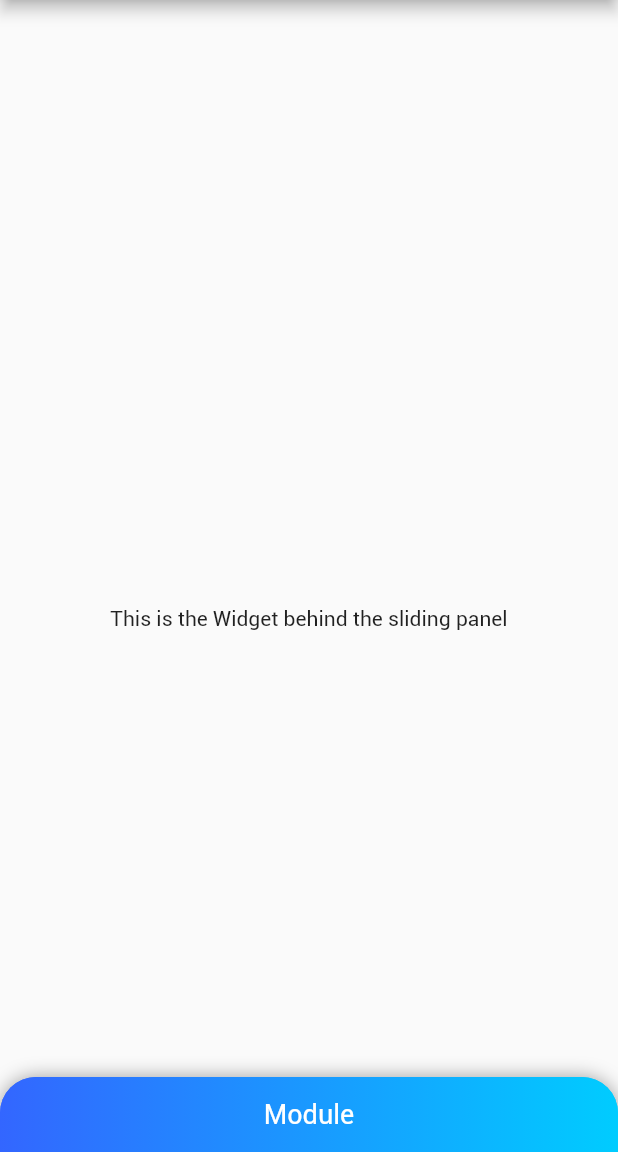
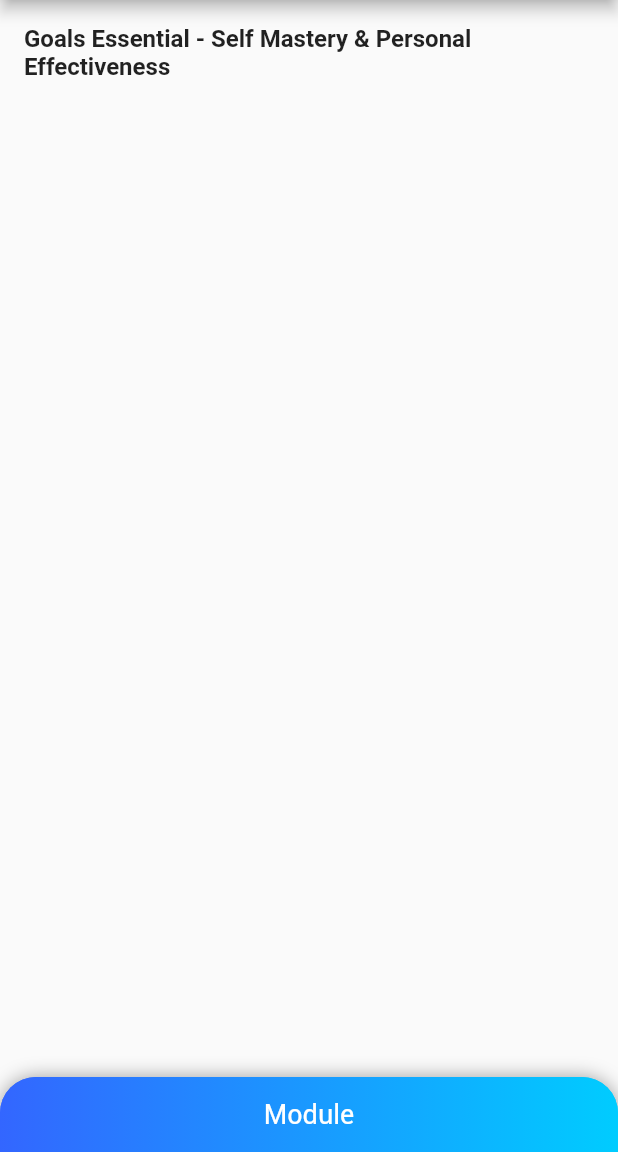
Before and after one commit to Erinziyi/peopleaps, a Flutter app: the ModuleListDetailPage screen opened directly, on a phone screen of 412 x 824 dp, the part 84-1236 px from its top. Run offline on Flutter 3.47's test engine with Material 2 defaults, Android fonts, the phone set to English and light mode, and no system bars; drawn by our look-alikes of sliding_up_panel; our stand-ins replace bloc, chewie, percent_indicator, rxdart, simple_animations, video_player and 1 more.

Commit message:
Update module list detail

```diff
--- a/lib/Login/Login.dart
+++ b/lib/Login/Login.dart
@@ -3,10 +3,12 @@ import 'package:flutter_leaps_04/Dashboard/DashboardPage.dart';
 import 'package:flutter_leaps_04/ForgetPassword/forget_password_page.dart';
 import 'package:wave/wave.dart';
 import 'package:wave/config.dart';
+import 'package:bloc/bloc.dart';
 
 class LoginPage extends StatelessWidget {
   @override
   Widget build(BuildContext context) {
+
     return Scaffold(
       body:LoginLayout() ,
 
@@ -133,7 +135,7 @@ class LoginLayout extends StatelessWidget {
                     ],
                   ),
                 ),
-//              SizedBox(height: 30,),
+
                 Container(
                   width: double.infinity,
                   padding: EdgeInsets.fromLTRB(70.0,50.0,70.0,10.0),
--- a/lib/ModuleList/module_list_detail.dart
+++ b/lib/ModuleList/module_list_detail.dart
@@ -36,13 +36,34 @@ class ModuleListDetailPage extends StatelessWidget {
         panel:_floatingPanel(),
         collapsed: _floatingCollapsed(),
 
-        body:Center(
-          child: Text("This is the Widget behind the sliding panel"),
+        body:Container(
+         child: new Column(
+           children: <Widget>[
+             _summaryTitle(),
+
+           ],
+         ),
         ),
       ),
 
     );
   }
+
+  Widget _summaryTitle(){
+    return Container(
+      padding: EdgeInsets.all(16.0),
+      child: new Text('Goals Essential - Self Mastery & Personal Effectiveness ',maxLines: 4,
+      style:new TextStyle(
+        fontSize:16.0,
+        fontWeight: FontWeight.bold,
+      ),
+      ),
+
+    );
+  }
+
+
+
 
   Widget _floatingCollapsed(){
     return Container(
@@ -129,6 +150,21 @@ class ModuleListDetailPage extends StatelessWidget {
     );
   }
 }
+
+class DescriptionTextWidget extends StatefulWidget {
+  @override
+  _DescriptionTextWidgetState createState() => _DescriptionTextWidgetState();
+}
+
+class _DescriptionTextWidgetState extends State<DescriptionTextWidget> {
+  @override
+  Widget build(BuildContext context) {
+    return Container(
+
+    );
+  }
+}
+
 
 // Article
 class ArticleViewCard extends StatelessWidget {
--- a/pubspec.yaml
+++ b/pubspec.yaml
@@ -30,10 +30,15 @@ dependencies:
   sliding_up_panel: ^0.3.4
   simple_animations: ^1.3.0
   http: ^0.12.0+2
+  bloc: ^0.14.4
   path_provider: any
   path: ^1.6.2
   youtube_player_flutter: ^3.0.0+1
   image_picker: ^0.6.0+16
+  validators: ^2.0.0+1
+  rxdart: ^0.22.0
+  provider: ^3.0.0+1
+
 
 
 
```
Also changed, not shown: lib/Login/LoginBloc/bloc.dart (added, +20 -0 lines), lib/Login/LoginBloc/provider.dart (added), lib/Login/LoginBloc/validators.dart (added), pubspec.lock.
